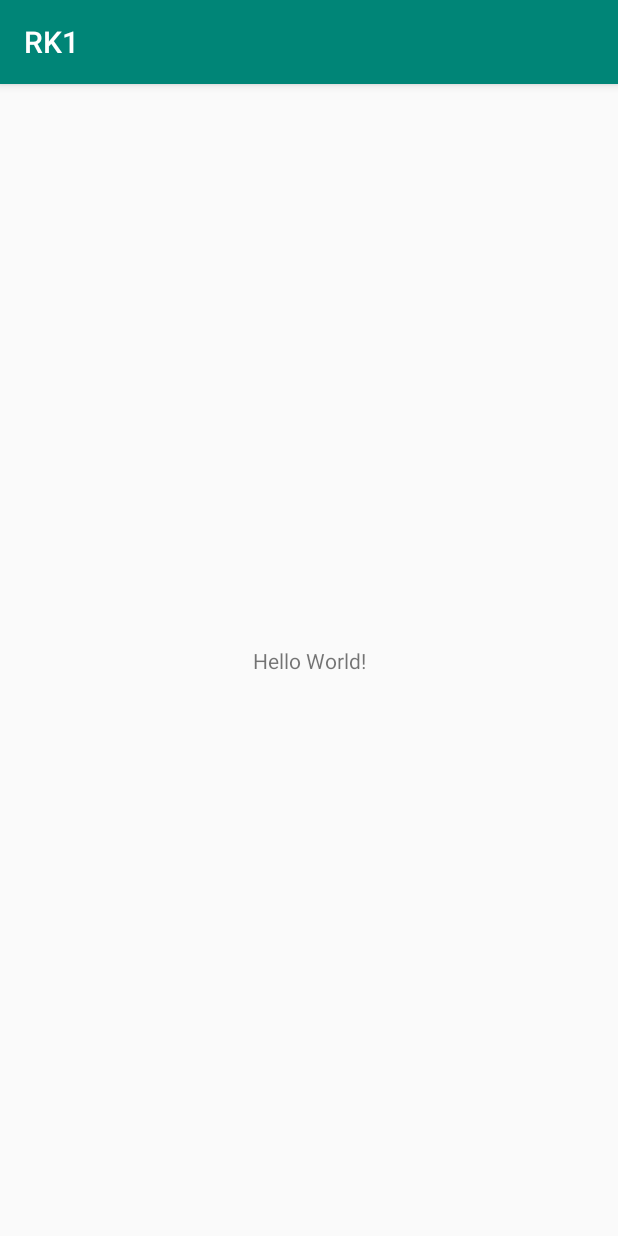
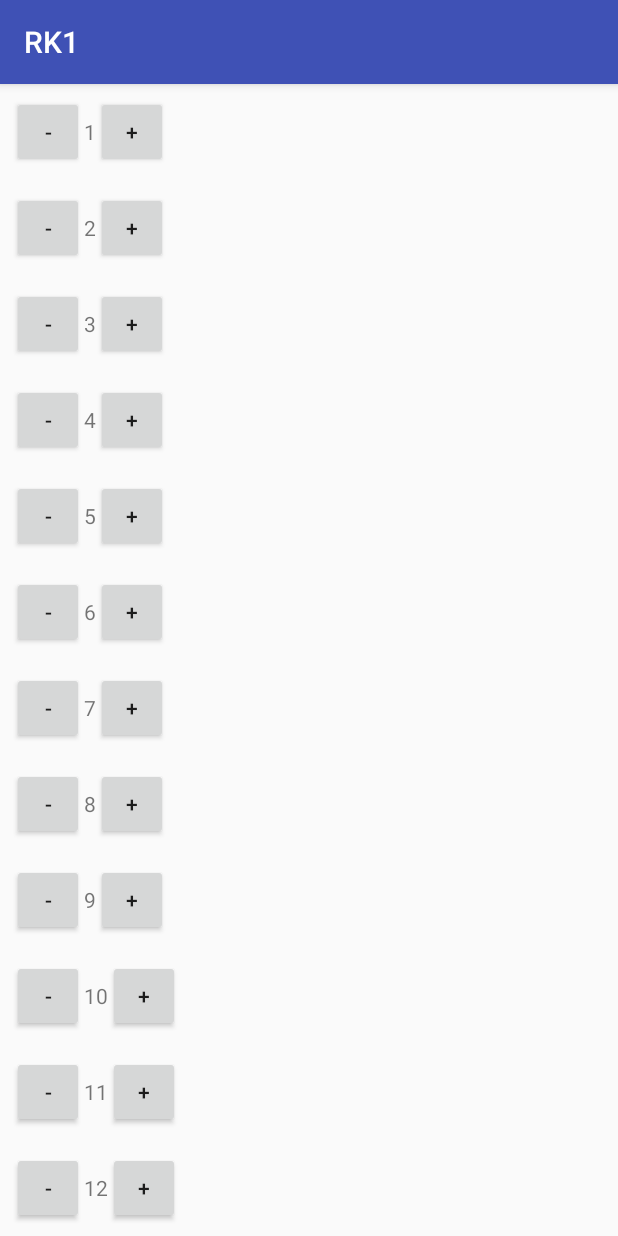
Before and after one commit to jpyatachkov/rk1, an Android app: the screen it shows after launch (MainActivity), on a phone screen of 412 x 824 dp. Run offline under Robolectric (Android 15) with nearby library versions, the phone set to English and light mode, and no system bars; libraries missing offline, so code that uses them is left out: ru.mail.park.

Commit message:
Done with bug

```diff
--- a/app/build.gradle
+++ b/app/build.gradle
@@ -30,4 +30,6 @@ dependencies {
     testImplementation 'junit:junit:4.12'
     androidTestImplementation 'com.android.support.test:runner:1.0.2'
     androidTestImplementation 'com.android.support.test.espresso:espresso-core:3.0.2'
+
+    implementation 'com.android.support:recyclerview-v7:28.0.0'
 }
--- a/app/src/main/java/ru/mail/park/jpyatachkov/rk1/MainActivity.kt
+++ b/app/src/main/java/ru/mail/park/jpyatachkov/rk1/MainActivity.kt
@@ -2,11 +2,21 @@ package ru.mail.park.jpyatachkov.rk1
 
 import android.support.v7.app.AppCompatActivity
 import android.os.Bundle
+import android.support.v7.widget.LinearLayoutManager
+import kotlinx.android.synthetic.main.activity_main.*
 
 class MainActivity : AppCompatActivity() {
 
     override fun onCreate(savedInstanceState: Bundle?) {
         super.onCreate(savedInstanceState)
         setContentView(R.layout.activity_main)
+
+        recyclerView.adapter = SingleNumberAdapter(numbersList, this)
+        recyclerView.layoutManager = LinearLayoutManager(this)
+    }
+
+    companion object {
+        private const val LIST_SIZE = 100
+        private val numbersList = (1..LIST_SIZE).toList().toIntArray()
     }
 }
--- /dev/null
+++ b/app/src/main/java/ru/mail/park/jpyatachkov/rk1/SingleNumberAdapter.kt
@@ -0,0 +1,58 @@
+package ru.mail.park.jpyatachkov.rk1
+
+import android.content.Context
+import android.support.v7.widget.RecyclerView
+import android.view.LayoutInflater
+import android.view.View
+import android.view.ViewGroup
+import kotlinx.android.synthetic.main.single_number.view.*
+
+class SingleNumberAdapter(
+    private val items: IntArray,
+    private val context: Context
+) : RecyclerView.Adapter<SingleNumberAdapter.SingleNumberViewHolder>() {
+
+    override fun onCreateViewHolder(viewGroup: ViewGroup, viewType: Int): SingleNumberViewHolder {
+        val view = LayoutInflater.from(context).inflate(R.layout.single_number, viewGroup, false)
+        return SingleNumberViewHolder(view)
+    }
+
+    override fun onBindViewHolder(viewHolder: SingleNumberViewHolder, position: Int) {
+        viewHolder.numberTextView.text = items[position].toString()
+
+        viewHolder.minusButton.setOnClickListener {
+            --items[position]
+            updateItem(position, viewHolder)
+        }
+
+        viewHolder.plusButton.setOnClickListener {
+            ++items[position]
+            updateItem(position, viewHolder)
+        }
+    }
+
+    override fun getItemCount(): Int {
+        return items.size
+    }
+
+    private fun updateItem(position: Int, viewHolder: SingleNumberViewHolder) {
+        val item = items[position]
+        viewHolder.numberTextView.text = item.toString()
+        changeBackgroundColorByItem(item, viewHolder)
+    }
+
+    private fun changeBackgroundColorByItem(item: Int, viewHolder: SingleNumberViewHolder) {
+        val color = if (item >= 0) {
+            context.getColor(R.color.positiveBackground)
+        } else {
+            context.getColor(R.color.negativeBackground)
+        }
+        viewHolder.itemView.setBackgroundColor(color)
+    }
+
+    class SingleNumberViewHolder(view: View) : RecyclerView.ViewHolder(view) {
+        val minusButton = view.minusButton!!
+        val numberTextView = view.numberTextView!!
+        val plusButton = view.plusButton!!
+    }
+}
--- a/app/src/main/res/layout/activity_main.xml
+++ b/app/src/main/res/layout/activity_main.xml
@@ -2,18 +2,12 @@
 <android.support.constraint.ConstraintLayout
         xmlns:android="http://schemas.android.com/apk/res/android"
         xmlns:tools="http://schemas.android.com/tools"
-        xmlns:app="http://schemas.android.com/apk/res-auto"
         android:layout_width="match_parent"
         android:layout_height="match_parent"
         tools:context=".MainActivity">
 
-    <TextView
-            android:layout_width="wrap_content"
-            android:layout_height="wrap_content"
-            android:text="Hello World!"
-            app:layout_constraintBottom_toBottomOf="parent"
-            app:layout_constraintLeft_toLeftOf="parent"
-            app:layout_constraintRight_toRightOf="parent"
-            app:layout_constraintTop_toTopOf="parent"/>
+    <android.support.v7.widget.RecyclerView android:id="@+id/recyclerView"
+                                            android:layout_width="match_parent"
+                                            android:layout_height="match_parent"/>
 
 </android.support.constraint.ConstraintLayout>
--- /dev/null
+++ b/app/src/main/res/layout/single_number.xml
@@ -0,0 +1,17 @@
+<?xml version="1.0" encoding="utf-8"?>
+<LinearLayout xmlns:android="http://schemas.android.com/apk/res/android"
+              android:layout_height="wrap_content"
+              android:layout_width="match_parent"
+              android:layout_margin="@dimen/layoutMargin"
+              android:orientation="horizontal">
+
+    <Button android:id="@+id/minusButton" android:layout_width="@dimen/buttonSize"
+            android:layout_height="@dimen/buttonSize" android:text="@string/minus"/>
+
+    <TextView android:id="@+id/numberTextView" android:layout_width="wrap_content"
+              android:layout_height="wrap_content"/>
+
+    <Button android:id="@+id/plusButton" android:layout_width="@dimen/buttonSize"
+            android:layout_height="@dimen/buttonSize" android:text="@string/plus"/>
+
+</LinearLayout>
--- a/app/src/main/res/values/colors.xml
+++ b/app/src/main/res/values/colors.xml
@@ -1,6 +1,9 @@
 <?xml version="1.0" encoding="utf-8"?>
 <resources>
-    <color name="colorPrimary">#008577</color>
-    <color name="colorPrimaryDark">#00574B</color>
-    <color name="colorAccent">#D81B60</color>
+    <color name="colorPrimary">#3F51B5</color>
+    <color name="colorPrimaryDark">#1A237E</color>
+    <color name="colorAccent">#1A237E</color>
+
+    <color name="positiveBackground">#FAFAFA</color>
+    <color name="negativeBackground">#FF5722</color>
 </resources>
--- /dev/null
+++ b/app/src/main/res/values/dimens.xml
@@ -0,0 +1,4 @@
+<resources>
+    <dimen name="layoutMargin">8dp</dimen>
+    <dimen name="buttonSize">48dp</dimen>
+</resources>
--- a/app/src/main/res/values/strings.xml
+++ b/app/src/main/res/values/strings.xml
@@ -1,3 +1,5 @@
 <resources>
     <string name="app_name">RK1</string>
+    <string name="plus">+</string>
+    <string name="minus">-</string>
 </resources>
```
